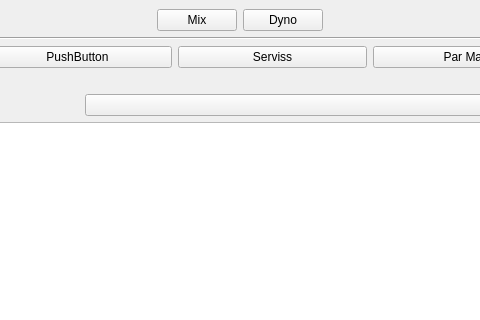
Before: the Qt Designer form mainwindow.ui in kasarkonic/Sauka1, drawn with Qt 5; both pictures show x 416 to 896 and y 0 to 320 of the 987 by 738 pixel window.
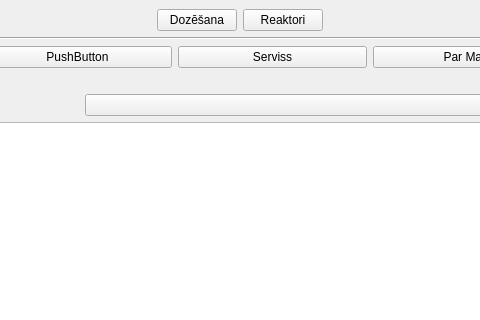
After: the same form once the commit is applied.

Diff of the .ui file:
```diff
--- a/mainwindow.ui
+++ b/mainwindow.ui
@@ -65,14 +65,14 @@
       <item>
        <widget class="QPushButton" name="pushButton_Mix">
         <property name="text">
-         <string>Mix</string>
+         <string>Dozēšana</string>
         </property>
        </widget>
       </item>
       <item>
        <widget class="QPushButton" name="pushButton_Dyno">
         <property name="text">
-         <string>Dyno</string>
+         <string>Reaktori</string>
         </property>
        </widget>
       </item>
```
Left out of the diff: 12 changed lines with no effect on the pictures.
